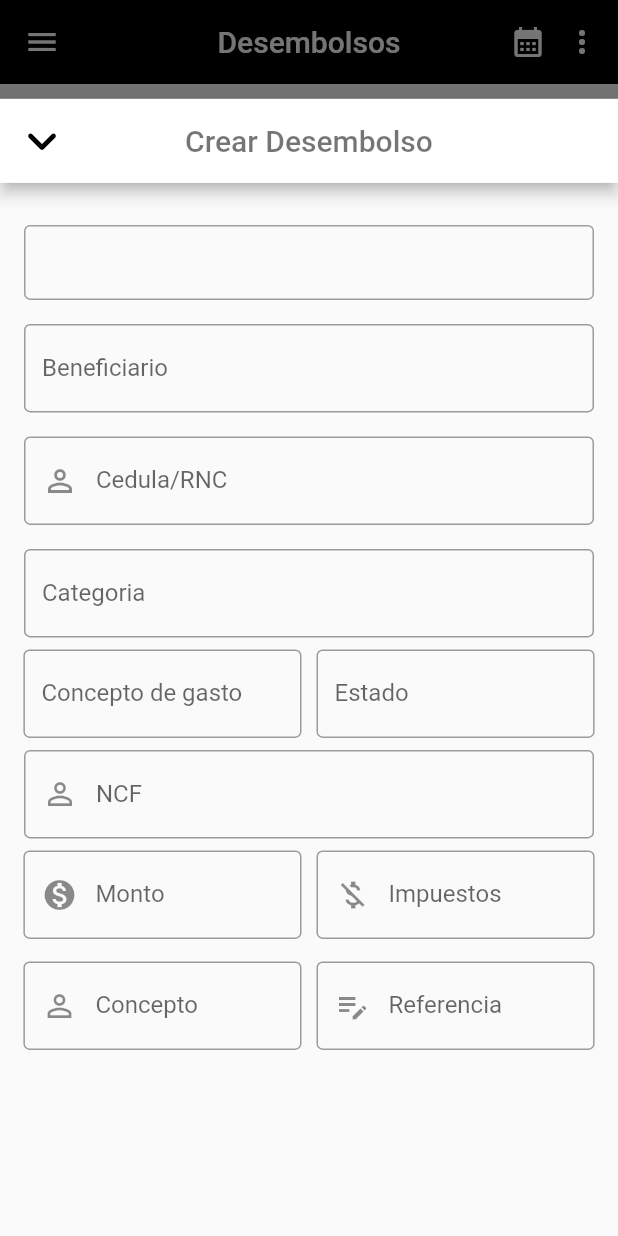
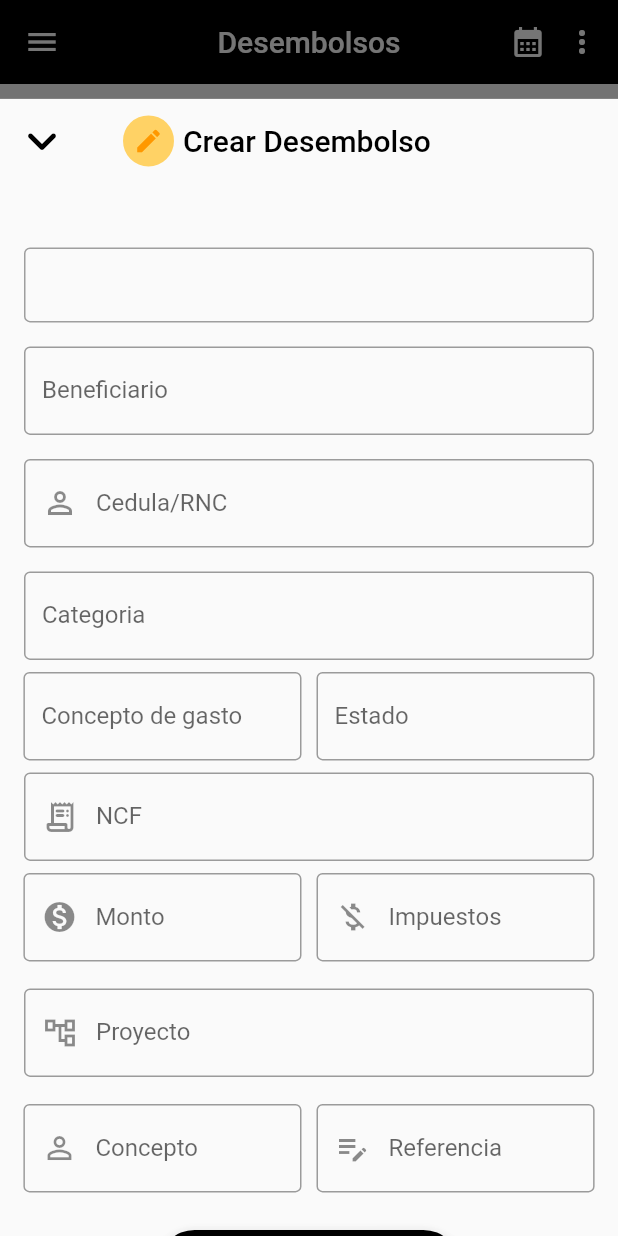
Before and after one commit to Banisoft-SRL/caja-chica, a Flutter app: the ListadoDesembolso screen opened directly, after a tap on "Crear desembolso", on a phone screen of 412 x 824 dp. Run offline on Flutter 3.47's test engine with Material 2 defaults, Android fonts, the light colour scheme and no system bars; Roboto replaces fonts that are missing (Greze).

Commit message:
Boton y campo 'Proyecto' y titulo en el archivo CrearDesembolso.dart

```diff
--- a/lib/src/UI/pages/CrearDesembolso.dart
+++ b/lib/src/UI/pages/CrearDesembolso.dart
@@ -8,15 +8,30 @@ class CrearDesembolso extends StatelessWidget {
     return Scaffold(
       extendBodyBehindAppBar: false,
       appBar: AppBar(
-          backgroundColor: Colors.white,
-          title: const Text(
+        backgroundColor: Colors.transparent,
+        elevation: 0,
+        title: Row(children: const [
+          SizedBox(
+            width: 10,
+            height: 20,
+          ),
+          CircleAvatar(
+            backgroundColor: Color.fromRGBO(255, 210, 101, 600),
+            radius: 17,
+            child: Icon(
+              Icons.create,
+              size: 20,
+              color: Colors.orange,
+            ),
+          ),
+          SizedBox(
+            width: 6,
+          ),
+          Text(
             'Crear Desembolso',
-            style: TextStyle(
-                color: Colors.black54,
-                fontFamily: 'Greze',
-                fontWeight: FontWeight.w500,
-                fontSize: 20),
-          ),
+            style: TextStyle(color: Colors.black),
+          )
+        ]),
         centerTitle: true,
         leading: IconButton(
           icon: const Icon(
@@ -25,7 +40,8 @@ class CrearDesembolso extends StatelessWidget {
             color: Colors.black,
           ),
           onPressed: () => Navigator.pop(context),
-          )),
+        ),
+      ),
       body: SingleChildScrollView(
         physics: const ScrollPhysics(),
         child: Padding(
@@ -34,7 +50,7 @@ class CrearDesembolso extends StatelessWidget {
             mainAxisSize: MainAxisSize.min,
             children: [
               const SizedBox(
-                height: 20,
+                height: 35,
               ),
               GestureDetector(
                 onTap: null,
@@ -109,7 +125,7 @@ class CrearDesembolso extends StatelessWidget {
                   decoration: InputDecoration(
                     border: OutlineInputBorder(),
                     label: Text('NCF'),
-                    prefixIcon: Icon(Icons.perm_identity),
+                    prefixIcon: Icon(Icons.receipt_long_rounded),
                   ),
                 ),
               ),
@@ -142,7 +158,20 @@ class CrearDesembolso extends StatelessWidget {
                 ],
               ),
               const SizedBox(
-                height: 15,
+                height: 10,
+              ),
+              const Padding(
+                padding: EdgeInsets.all(8.0),
+                child: TextField(
+                  decoration: InputDecoration(
+                    border: OutlineInputBorder(),
+                    label: Text('Proyecto'),
+                    prefixIcon: Icon(Icons.account_tree_outlined),
+                  ),
+                ),
+              ),
+              const SizedBox(
+                height: 10,
               ),
               Row(
                 mainAxisSize: MainAxisSize.min,
@@ -169,9 +198,16 @@ class CrearDesembolso extends StatelessWidget {
                         prefixIcon: Icon(Icons.edit_note),
                       ),
                     ),
-                  )
+                  ),
                 ],
               ),
+              SizedBox(
+                height: 25,
+              ),
+              FloatingActionButton.extended(
+                  onPressed: () => Navigator.pop(context),
+                  label: const Text('  Save Disbursement  '),
+                  backgroundColor: Colors.black),
             ],
           ),
         ),
--- a/lib/src/UI/widgets/Drawer.dart
+++ b/lib/src/UI/widgets/Drawer.dart
@@ -110,24 +110,6 @@ class _DrawerListState extends State<DrawerList> {
               ),
               onTap: () {},
             ),
-            GestureDetector(
-              child: Container(
-                margin: const EdgeInsets.only(top: 2),
-                padding: const EdgeInsets.all(20),
-                width: double.infinity,
-                color: Colors.grey[200],
-                child: Row(
-                  children: const <Widget>[
-                    Icon(Icons.print, size: 20),
-                    Text(
-                      ' Imprimir',
-                      style: TextStyle(fontSize: 16),
-                    ),
-                  ],
-                ),
-              ),
-              onTap: () {},
-            ),
             const SizedBox(
               height: 8,
             ),
```
Lines whose indentation alone changed are shown as unchanged.
